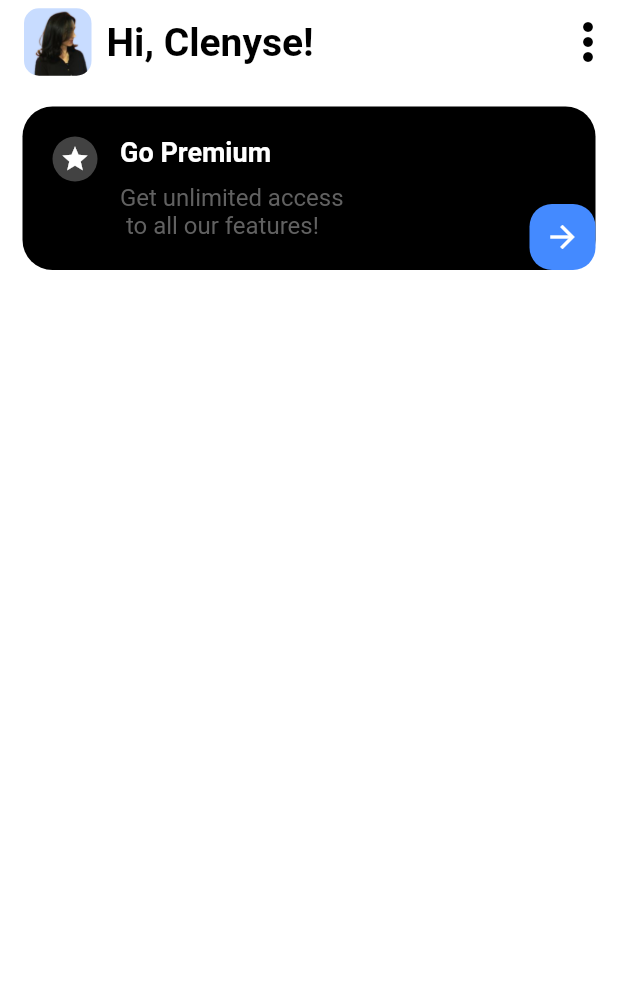
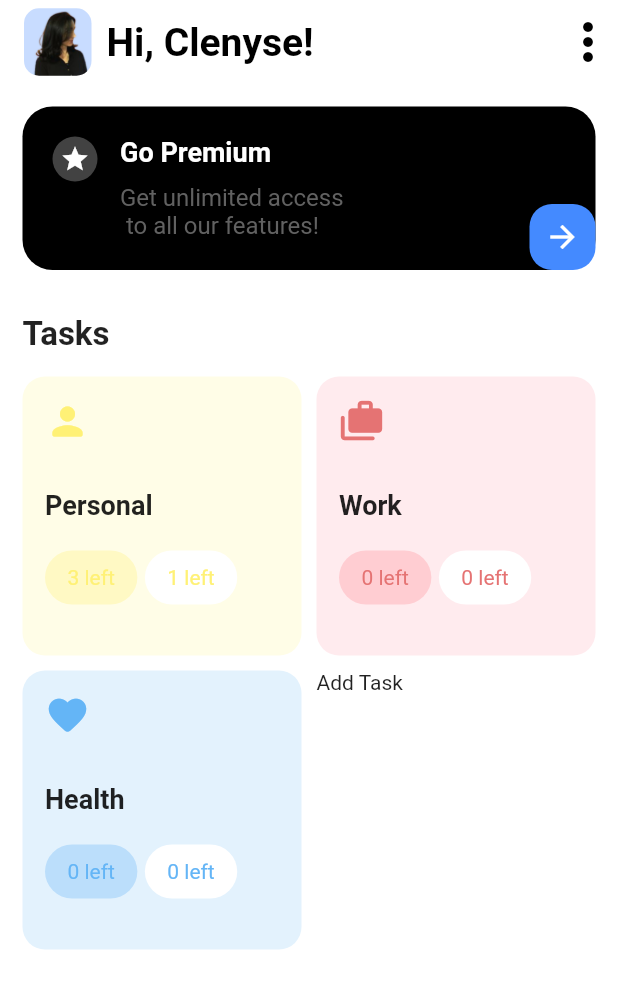
Before and after one commit to dmutoni/task-mis, a Flutter app: the screen it shows after launch, on a phone screen of 412 x 824 dp. Shown: the top 989 px of the screen. Run offline on Flutter 3.47's test engine with Material 2 defaults, Android fonts, the light colour scheme and no system bars.

Commit message:
Feat: (Added tasks design)

```diff
--- /dev/null
+++ b/lib/models/task.dart
@@ -0,0 +1,43 @@
+import 'package:flutter/material.dart';
+class Task {
+  IconData? iconData;
+  String? title;
+  Color? bgColor;
+  Color? iconColor;
+  Color? btnColor;
+  num? left;
+  num? done;
+  bool isLast;
+
+  Task({this.iconData, this.title, this.bgColor, this.iconColor, this.btnColor,
+      this.left, this.done, this.isLast = false});
+  static List<Task> generateTasks() {
+    return [
+      Task(iconData: Icons.person_rounded,
+        title: 'Personal',
+        bgColor: Colors.yellow.shade50,
+        iconColor: Colors.yellow.shade300,
+        btnColor: Colors.yellow.shade100,
+        left: 3,
+        done: 1,
+      ),
+      Task(iconData: Icons.cases_rounded,
+        title: 'Work',
+        bgColor: Colors.red.shade50,
+        iconColor: Colors.red.shade300,
+        btnColor: Colors.red.shade100,
+        left: 0,
+        done: 0,
+      ),
+      Task(iconData: Icons.favorite_rounded,
+        title: 'Health',
+        bgColor: Colors.blue.shade50 ,
+        iconColor: Colors.blue.shade300,
+        btnColor: Colors.blue.shade100,
+        left: 0,
+        done: 0,
+      ),
+      Task(isLast: true)
+    ];
+  }
+}
--- a/lib/screens/home/home.dart
+++ b/lib/screens/home/home.dart
@@ -1,6 +1,7 @@
 import 'package:flutter/cupertino.dart';
 import 'package:flutter/material.dart';
 import 'package:task_mis_app/screens/home/widgets/go_premium.dart';
+import 'package:task_mis_app/screens/home/widgets/tasks.dart';
 
 class HomePage extends StatelessWidget {
   const HomePage({Key? key}) : super(key: key);
@@ -12,7 +13,18 @@ class HomePage extends StatelessWidget {
       appBar: _buildAppBar(),
       body: Column(
         crossAxisAlignment: CrossAxisAlignment.start,
-        children: const [GoPremium()],
+        children: [const GoPremium(),
+        Container(
+          padding: const EdgeInsets.all(15),
+          child: const Text('Tasks', style: TextStyle(
+            fontSize: 22,
+            fontWeight: FontWeight.bold
+          ),),
+        ),
+          const Expanded(
+            child: Tasks(),
+          )
+        ],
       ),
     );
   }
--- a/lib/screens/home/widgets/go_premium.dart
+++ b/lib/screens/home/widgets/go_premium.dart
@@ -1,5 +1,6 @@
 import 'package:flutter/cupertino.dart';
 import 'package:flutter/material.dart';
+// import 'package:dotted_border/dotted_border.dart';
 
 class GoPremium extends StatelessWidget {
   const GoPremium({Key? key}) : super(key: key);
--- /dev/null
+++ b/lib/screens/home/widgets/tasks.dart
@@ -0,0 +1,65 @@
+import 'package:flutter/cupertino.dart';
+import 'package:flutter/material.dart';
+import 'package:task_mis_app/models/task.dart';
+
+class Tasks extends StatelessWidget {
+  const Tasks({Key? key}) : super(key: key);
+
+  @override
+  Widget build(BuildContext context) {
+    final tasksList = Task.generateTasks();
+    return Container(
+      padding: const EdgeInsets.symmetric(horizontal: 15),
+      child: GridView.builder(
+          itemCount: tasksList.length,
+          gridDelegate: const SliverGridDelegateWithFixedCrossAxisCount(
+              crossAxisCount: 2, crossAxisSpacing: 10, mainAxisSpacing: 10),
+          itemBuilder: (context, index) => tasksList[index].isLast
+              ? _buildAddTask()
+              : _buildTask(context, tasksList[index])),
+    );
+  }
+
+  Widget _buildAddTask() {
+    return const Text('Add Task');
+  }
+
+  Widget _buildTask(BuildContext context, Task task) {
+    return Container(
+      padding: const EdgeInsets.all(15),
+      decoration: BoxDecoration(
+          color: task.bgColor, borderRadius: BorderRadius.circular(15)),
+      child: Column(
+        crossAxisAlignment: CrossAxisAlignment.start,
+        children: [
+          Icon(task.iconData, color: task.iconColor, size: 30,),
+          const SizedBox(height: 30,),
+          Text(task.title!, style: const TextStyle(
+            fontSize: 18,
+            fontWeight: FontWeight.bold
+          )),
+          const SizedBox(height: 20,),
+          Row(
+            children: [
+              _buildTaskStatus(task.btnColor!, task.iconColor!, '${task.left} left'),
+               const SizedBox(width: 5),
+              _buildTaskStatus(Colors.white, task.iconColor!, '${task.done} left')
+            ],
+          )
+        ],
+      ),
+    );
+  }
+}
+
+Widget _buildTaskStatus(Color bgColor, Color txtColor, String text) {
+  return Container(
+    padding: const EdgeInsets.symmetric(horizontal: 15, vertical: 10),
+    decoration: BoxDecoration(
+      color: bgColor,
+      borderRadius: BorderRadius.circular(20)
+    ),
+    child: Text(text,
+    style: TextStyle( color: txtColor)),
+  );
+}
--- a/pubspec.yaml
+++ b/pubspec.yaml
@@ -34,6 +34,7 @@ dependencies:
   # The following adds the Cupertino Icons font to your application.
   # Use with the CupertinoIcons class for iOS style icons.
   cupertino_icons: ^1.0.2
+  dotted_border: ^2.0.0+1
 
 dev_dependencies:
   flutter_test:
```
